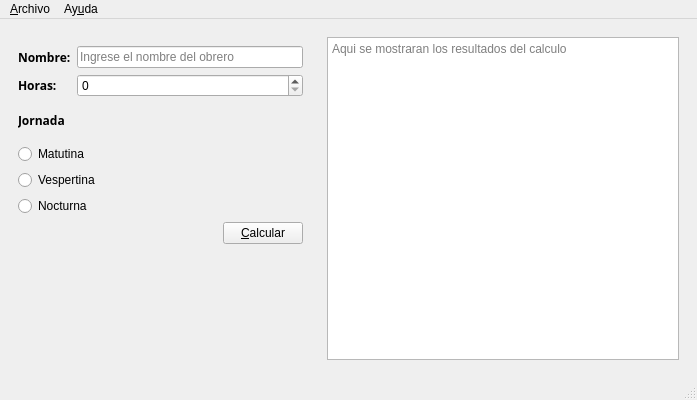
andrewrv43/P59-QT-Salarios, file salarios.ui: the form before one commit.
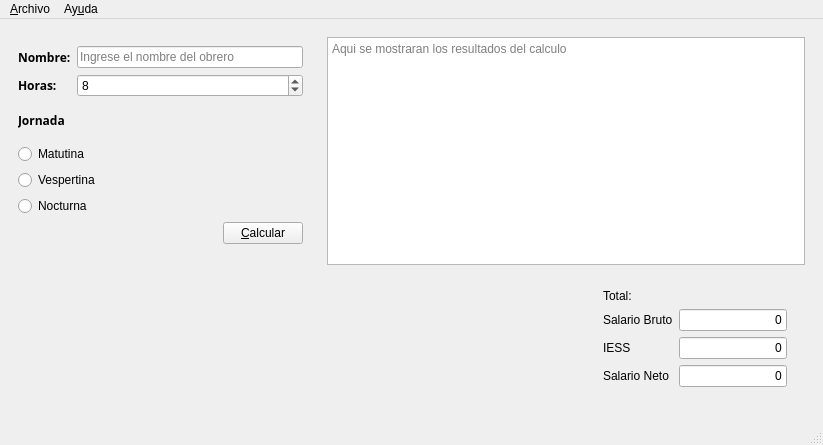
The form after the commit. Icons and pictures are not drawn.

Diff of the .ui file:
```diff
--- a/salarios.ui
+++ b/salarios.ui
@@ -6,8 +6,8 @@
    <rect>
     <x>0</x>
     <y>0</y>
-    <width>697</width>
-    <height>400</height>
+    <width>823</width>
+    <height>445</height>
    </rect>
   </property>
   <property name="windowTitle">
@@ -102,7 +102,7 @@
              <string>Cantidad de horas trabajadas</string>
             </property>
             <property name="value">
-             <number>0</number>
+             <number>8</number>
             </property>
            </widget>
           </item>
@@ -224,7 +224,7 @@
     </item>
     <item>
      <widget class="QWidget" name="widget_2" native="true">
-      <layout class="QHBoxLayout" name="horizontalLayout_3">
+      <layout class="QVBoxLayout" name="verticalLayout_3">
        <item>
         <widget class="QPlainTextEdit" name="outResultado">
          <property name="statusTip">
@@ -238,6 +238,131 @@
          </property>
         </widget>
        </item>
+       <item>
+        <widget class="QWidget" name="widget_7" native="true">
+         <layout class="QHBoxLayout" name="horizontalLayout_3">
+          <item>
+           <spacer name="horizontalSpacer_2">
+            <property name="orientation">
+             <enum>Qt::Horizontal</enum>
+            </property>
+            <property name="sizeType">
+             <enum>QSizePolicy::Expanding</enum>
+            </property>
+            <property name="sizeHint" stdset="0">
+             <size>
+              <width>200</width>
+              <height>20</height>
+             </size>
+            </property>
+           </spacer>
+          </item>
+          <item>
+           <widget class="QWidget" name="widget_8" native="true">
+            <property name="sizePolicy">
+             <sizepolicy hsizetype="Fixed" vsizetype="Fixed">
+              <horstretch>0</horstretch>
+              <verstretch>0</verstretch>
+             </sizepolicy>
+            </property>
+            <layout class="QFormLayout" name="formLayout_2">
+             <property name="labelAlignment">
+              <set>Qt::AlignLeading|Qt::AlignLeft|Qt::AlignVCenter</set>
+             </property>
+             <property name="formAlignment">
+              <set>Qt::AlignLeading|Qt::AlignLeft|Qt::AlignTop</set>
+             </property>
+             <item row="0" column="0">
+              <widget class="QLabel" name="label_4">
+               <property name="text">
+                <string>Total:</string>
+               </property>
+              </widget>
+             </item>
+             <item row="1" column="0">
+              <widget class="QLabel" name="label_5">
+               <property name="text">
+                <string>Salario Bruto</string>
+               </property>
+              </widget>
+             </item>
+             <item row="1" column="1">
+              <widget class="QLineEdit" name="outTotalBruto">
+               <property name="maximumSize">
+                <size>
+                 <width>120</width>
+                 <height>30</height>
+                </size>
+               </property>
+               <property name="text">
+                <string>0</string>
+               </property>
+               <property name="alignment">
+                <set>Qt::AlignRight|Qt::AlignTrailing|Qt::AlignVCenter</set>
+               </property>
+               <property name="readOnly">
+                <bool>true</bool>
+               </property>
+              </widget>
+             </item>
+             <item row="2" column="0">
+              <widget class="QLabel" name="label_6">
+               <property name="text">
+                <string>IESS</string>
+               </property>
+              </widget>
+             </item>
+             <item row="2" column="1">
+              <widget class="QLineEdit" name="outTotalIESS">
+               <property name="maximumSize">
+                <size>
+                 <width>120</width>
+                 <height>30</height>
+                </size>
+               </property>
+               <property name="text">
+                <string>0</string>
+               </property>
+               <property name="alignment">
+                <set>Qt::AlignRight|Qt::AlignTrailing|Qt::AlignVCenter</set>
+               </property>
+               <property name="readOnly">
+                <bool>true</bool>
+               </property>
+              </widget>
+             </item>
+             <item row="3" column="0">
+              <widget class="QLabel" name="label_7">
+               <property name="text">
+                <string>Salario Neto</string>
+               </property>
+              </widget>
+             </item>
+             <item row="3" column="1">
+              <widget class="QLineEdit" name="outTotalNeto">
+               <property name="maximumSize">
+                <size>
+                 <width>120</width>
+                 <height>30</height>
+                </size>
+               </property>
+               <property name="text">
+                <string>0</string>
+               </property>
+               <property name="alignment">
+                <set>Qt::AlignRight|Qt::AlignTrailing|Qt::AlignVCenter</set>
+               </property>
+               <property name="readOnly">
+                <bool>true</bool>
+               </property>
+              </widget>
+             </item>
+            </layout>
+           </widget>
+          </item>
+         </layout>
+        </widget>
+       </item>
       </layout>
      </widget>
     </item>
@@ -248,7 +373,7 @@
     <rect>
      <x>0</x>
      <y>0</y>
-     <width>697</width>
+     <width>823</width>
      <height>22</height>
     </rect>
    </property>
```
